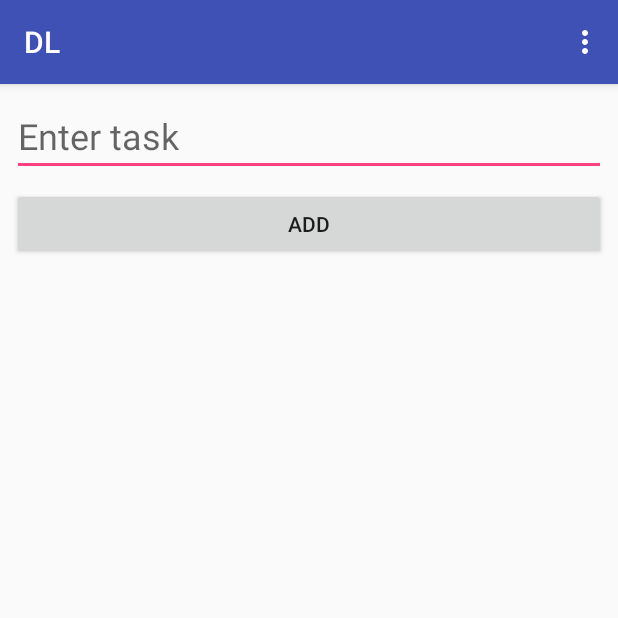
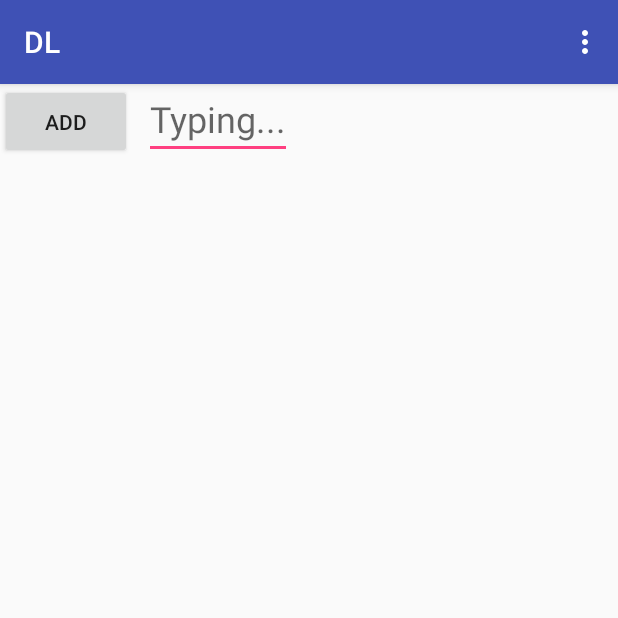
Before and after one commit to taoalpha/DL, an Android app: the screen it shows after launch (MainActivity), on a phone screen of 412 x 824 dp, the top half of it. Run offline under Robolectric (Android 15) with nearby library versions, the light colour scheme and no system bars.

Commit message:
update layout, btn - editText in one row

```diff
--- a/app/src/main/java/com/example/tao/dl/MainActivity.java
+++ b/app/src/main/java/com/example/tao/dl/MainActivity.java
@@ -83,6 +83,7 @@ public class MainActivity extends AppCompatActivity {
                     values,
                     SQLiteDatabase.CONFLICT_REPLACE);
             db.close();
+            itemText.setText("");
             updateUI();
         }
     }
--- a/app/src/main/res/layout/content_main.xml
+++ b/app/src/main/res/layout/content_main.xml
@@ -12,31 +12,32 @@
 
     <EditText
         android:id="@+id/editText"
-        android:layout_width="fill_parent"
-        android:layout_height="wrap_content"
-        android:hint="Enter task"
-        android:textSize="24dp"
+        android:layout_width="wrap_content"
+        android:layout_height="50dp"
         android:layout_alignParentTop="true"
         android:layout_centerHorizontal="true"
-        app:layout_constraintTop_toTopOf="parent"
-        android:layout_marginTop="8dp"
+        android:layout_marginEnd="8dp"
         android:layout_marginLeft="8dp"
-        app:layout_constraintLeft_toLeftOf="parent"
         android:layout_marginRight="8dp"
-        app:layout_constraintRight_toRightOf="parent" />
+        android:layout_marginStart="8dp"
+        android:hint="Typing..."
+        android:textSize="24dp"
+        app:layout_constraintHorizontal_bias="0.0"
+        app:layout_constraintLeft_toRightOf="@+id/addBtn"
+        app:layout_constraintRight_toRightOf="parent"
+        app:layout_constraintTop_toTopOf="parent" />
+
     <Button
         android:id="@+id/addBtn"
-        android:layout_width="fill_parent"
-        android:layout_height="wrap_content"
+        android:layout_width="wrap_content"
+        android:layout_height="50dp"
+        android:layout_alignParentLeft="true"
+        android:onClick="addItem"
         android:text="Add"
-        android:layout_alignParentLeft="true"
-        android:layout_marginTop="8dp"
-        app:layout_constraintTop_toBottomOf="@+id/editText"
-        android:layout_marginLeft="8dp"
         app:layout_constraintLeft_toLeftOf="parent"
-        android:layout_marginRight="8dp"
-        android:onClick="addItem"
-        app:layout_constraintRight_toRightOf="parent" />
+        app:layout_constraintTop_toTopOf="parent"
+        android:layout_marginLeft="0dp"
+        android:layout_marginTop="0dp" />
 
     <ListView
         android:id="@+id/item_list"
@@ -44,9 +45,9 @@
         android:layout_height="wrap_content"
         android:layout_marginLeft="8dp"
         app:layout_constraintLeft_toLeftOf="parent"
-        android:layout_marginTop="11dp"
-        app:layout_constraintTop_toBottomOf="@+id/addBtn"
-        android:layout_marginRight="0dp"
-        app:layout_constraintRight_toRightOf="parent" />
+        app:layout_constraintTop_toBottomOf="@+id/editText"
+        app:layout_constraintRight_toRightOf="parent"
+        app:layout_constraintHorizontal_bias="1.0"
+        android:layout_marginStart="8dp" />
 
 </android.support.constraint.ConstraintLayout>
--- a/app/src/main/res/values/styles.xml
+++ b/app/src/main/res/values/styles.xml
@@ -22,7 +22,8 @@
 
 
     <style name="ListItem" parent="@android:style/Widget.ListView">
-        <item name="android:textColor">#ff0000</item>
+        <item name="android:textColor">@color/colorPrimaryDark</item>
+        <item name="android:layout_marginLeft">8dp</item>
         <item name="android:typeface">monospace</item>
     </style>
 
```
